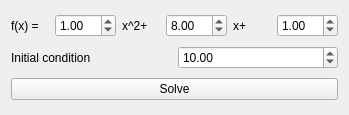
First picture: the form in src/quadraticsolver.ui, repository apalomer/ceres-qt, before the edit.
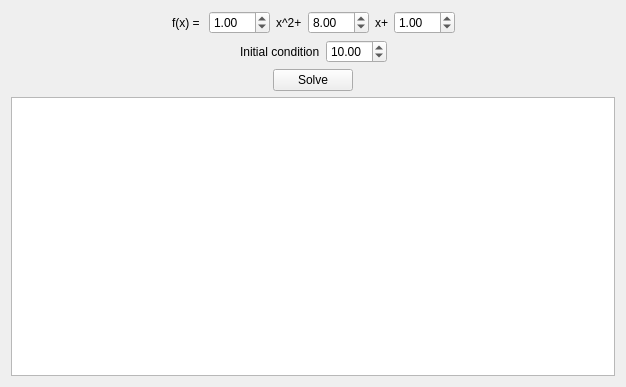
Second picture: the form after the edit.

What changed in the file:
```diff
--- a/src/quadraticsolver.ui
+++ b/src/quadraticsolver.ui
@@ -6,8 +6,8 @@
    <rect>
     <x>0</x>
     <y>0</y>
-    <width>349</width>
-    <height>115</height>
+    <width>626</width>
+    <height>387</height>
    </rect>
   </property>
   <property name="windowTitle">
@@ -16,6 +16,19 @@
   <layout class="QVBoxLayout" name="verticalLayout">
    <item>
     <layout class="QHBoxLayout" name="horizontalLayout">
+     <item>
+      <spacer name="horizontalSpacer">
+       <property name="orientation">
+        <enum>Qt::Horizontal</enum>
+       </property>
+       <property name="sizeHint" stdset="0">
+        <size>
+         <width>40</width>
+         <height>20</height>
+        </size>
+       </property>
+      </spacer>
+     </item>
      <item>
       <widget class="QLabel" name="label">
        <property name="text">
@@ -67,10 +80,36 @@
        </property>
       </widget>
      </item>
+     <item>
+      <spacer name="horizontalSpacer_6">
+       <property name="orientation">
+        <enum>Qt::Horizontal</enum>
+       </property>
+       <property name="sizeHint" stdset="0">
+        <size>
+         <width>40</width>
+         <height>20</height>
+        </size>
+       </property>
+      </spacer>
+     </item>
     </layout>
    </item>
    <item>
     <layout class="QHBoxLayout" name="horizontalLayout_2">
+     <item>
+      <spacer name="horizontalSpacer_2">
+       <property name="orientation">
+        <enum>Qt::Horizontal</enum>
+       </property>
+       <property name="sizeHint" stdset="0">
+        <size>
+         <width>40</width>
+         <height>20</height>
+        </size>
+       </property>
+      </spacer>
+     </item>
      <item>
       <widget class="QLabel" name="label_4">
        <property name="text">
@@ -88,12 +127,62 @@
        </property>
       </widget>
      </item>
+     <item>
+      <spacer name="horizontalSpacer_5">
+       <property name="orientation">
+        <enum>Qt::Horizontal</enum>
+       </property>
+       <property name="sizeHint" stdset="0">
+        <size>
+         <width>40</width>
+         <height>20</height>
+        </size>
+       </property>
+      </spacer>
+     </item>
     </layout>
    </item>
    <item>
-    <widget class="QPushButton" name="pushButton">
-     <property name="text">
-      <string>Solve</string>
+    <layout class="QHBoxLayout" name="horizontalLayout_3">
+     <item>
+      <spacer name="horizontalSpacer_3">
+       <property name="orientation">
+        <enum>Qt::Horizontal</enum>
+       </property>
+       <property name="sizeHint" stdset="0">
+        <size>
+         <width>40</width>
+         <height>20</height>
+        </size>
+       </property>
+      </spacer>
+     </item>
+     <item>
+      <widget class="QPushButton" name="pushButton">
+       <property name="text">
+        <string>Solve</string>
+       </property>
+      </widget>
+     </item>
+     <item>
+      <spacer name="horizontalSpacer_4">
+       <property name="orientation">
+        <enum>Qt::Horizontal</enum>
+       </property>
+       <property name="sizeHint" stdset="0">
+        <size>
+         <width>40</width>
+         <height>20</height>
+        </size>
+       </property>
+      </spacer>
+     </item>
+    </layout>
+   </item>
+   <item>
+    <widget class="QTextEdit" name="textEdit">
+     <property name="readOnly">
+      <bool>true</bool>
      </property>
     </widget>
    </item>
```
